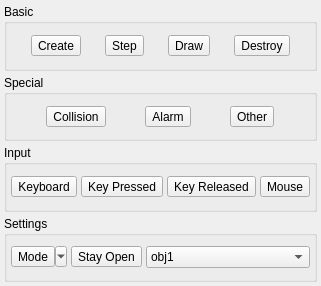
Old version of the form Dialogs/EventDialog.ui in the repository enigma-dev/RadialGM.
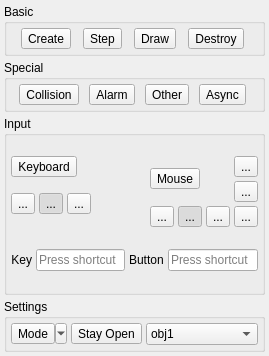
New version of the form. Icons and pictures are not drawn.

Commit message: A bunch of stuff with grids

```diff
--- a/Dialogs/EventDialog.ui
+++ b/Dialogs/EventDialog.ui
@@ -6,8 +6,8 @@
    <rect>
     <x>0</x>
     <y>0</y>
-    <width>194</width>
-    <height>286</height>
+    <width>269</width>
+    <height>356</height>
    </rect>
   </property>
   <property name="sizePolicy">
@@ -72,7 +72,10 @@
       <property name="bottomMargin">
        <number>4</number>
       </property>
-      <property name="spacing">
+      <property name="horizontalSpacing">
+       <number>2</number>
+      </property>
+      <property name="verticalSpacing">
        <number>4</number>
       </property>
       <item row="0" column="0">
@@ -199,7 +202,7 @@
      <property name="flat">
       <bool>true</bool>
      </property>
-     <layout class="QGridLayout" name="gridLayout_2" rowstretch="0" columnstretch="0,0,0">
+     <layout class="QGridLayout" name="gridLayout_2" rowstretch="0" columnstretch="0,0,0,0">
       <property name="sizeConstraint">
        <enum>QLayout::SetDefaultConstraint</enum>
       </property>
@@ -216,7 +219,7 @@
        <number>4</number>
       </property>
       <property name="spacing">
-       <number>4</number>
+       <number>2</number>
       </property>
       <item row="0" column="2">
        <widget class="QToolButton" name="otherButton">
@@ -238,13 +241,13 @@
         </property>
        </widget>
       </item>
-      <item row="0" column="1">
-       <widget class="QToolButton" name="alarmButton">
+      <item row="0" column="3">
+       <widget class="QToolButton" name="toolButton">
         <property name="toolTip">
          <string>Alarm</string>
         </property>
         <property name="text">
-         <string>Alarm</string>
+         <string>Async</string>
         </property>
         <property name="icon">
          <iconset resource="../images.qrc">
@@ -281,6 +284,26 @@
         </property>
        </widget>
       </item>
+      <item row="0" column="1">
+       <widget class="QToolButton" name="alarmButton">
+        <property name="toolTip">
+         <string>Alarm</string>
+        </property>
+        <property name="text">
+         <string>Alarm</string>
+        </property>
+        <property name="icon">
+         <iconset resource="../images.qrc">
+          <normaloff>:/events/alarm.png</normaloff>:/events/alarm.png</iconset>
+        </property>
+        <property name="iconSize">
+         <size>
+          <width>32</width>
+          <height>32</height>
+         </size>
+        </property>
+       </widget>
+      </item>
      </layout>
     </widget>
    </item>
@@ -288,7 +311,7 @@
     <widget class="QGroupBox" name="inputGroup">
      <property name="sizePolicy">
       <sizepolicy hsizetype="Expanding" vsizetype="Preferred">
-       <horstretch>0</horstretch>
+       <horstretch>1</horstretch>
        <verstretch>0</verstretch>
       </sizepolicy>
      </property>
@@ -298,10 +321,7 @@
      <property name="flat">
       <bool>true</bool>
      </property>
-     <layout class="QHBoxLayout" name="horizontalLayout_4">
-      <property name="spacing">
-       <number>4</number>
-      </property>
+     <layout class="QGridLayout" name="gridLayout_4" rowstretch="1,0,0" columnstretch="1,0">
       <property name="leftMargin">
        <number>4</number>
       </property>
@@ -314,85 +334,288 @@
       <property name="bottomMargin">
        <number>4</number>
       </property>
-      <item>
-       <widget class="QToolButton" name="keyboardButton">
-        <property name="toolTip">
-         <string>Keyboard</string>
+      <property name="horizontalSpacing">
+       <number>4</number>
+      </property>
+      <item row="2" column="0" colspan="2">
+       <layout class="QGridLayout" name="gridLayout_5">
+        <property name="leftMargin">
+         <number>0</number>
         </property>
-        <property name="text">
-         <string>Keyboard</string>
+        <property name="topMargin">
+         <number>0</number>
         </property>
-        <property name="icon">
-         <iconset resource="../images.qrc">
-          <normaloff>:/events/keyboard.png</normaloff>:/events/keyboard.png</iconset>
+        <property name="rightMargin">
+         <number>0</number>
         </property>
-        <property name="iconSize">
-         <size>
-          <width>32</width>
-          <height>32</height>
-         </size>
+        <property name="bottomMargin">
+         <number>0</number>
         </property>
-       </widget>
-      </item>
-      <item>
-       <widget class="QToolButton" name="keyDownButton">
-        <property name="toolTip">
-         <string>Key Pressed</string>
+        <property name="spacing">
+         <number>4</number>
         </property>
-        <property name="text">
-         <string>Key Pressed</string>
-        </property>
-        <property name="icon">
-         <iconset resource="../images.qrc">
-          <normaloff>:/events/key-press.png</normaloff>:/events/key-press.png</iconset>
-        </property>
-        <property name="iconSize">
-         <size>
-          <width>32</width>
-          <height>32</height>
-         </size>
-        </property>
-       </widget>
+        <item row="0" column="3">
+         <widget class="QKeySequenceEdit" name="keySequenceEdit_2">
+          <property name="sizePolicy">
+           <sizepolicy hsizetype="Expanding" vsizetype="Fixed">
+            <horstretch>0</horstretch>
+            <verstretch>0</verstretch>
+           </sizepolicy>
+          </property>
+         </widget>
+        </item>
+        <item row="0" column="2">
+         <widget class="QLabel" name="label_2">
+          <property name="sizePolicy">
+           <sizepolicy hsizetype="Expanding" vsizetype="Preferred">
+            <horstretch>1</horstretch>
+            <verstretch>0</verstretch>
+           </sizepolicy>
+          </property>
+          <property name="text">
+           <string>Button</string>
+          </property>
+          <property name="alignment">
+           <set>Qt::AlignJustify|Qt::AlignVCenter</set>
+          </property>
+         </widget>
+        </item>
+        <item row="0" column="0">
+         <widget class="QLabel" name="label">
+          <property name="sizePolicy">
+           <sizepolicy hsizetype="Expanding" vsizetype="Preferred">
+            <horstretch>1</horstretch>
+            <verstretch>0</verstretch>
+           </sizepolicy>
+          </property>
+          <property name="text">
+           <string>Key</string>
+          </property>
+          <property name="alignment">
+           <set>Qt::AlignRight|Qt::AlignTrailing|Qt::AlignVCenter</set>
+          </property>
+         </widget>
+        </item>
+        <item row="0" column="1">
+         <widget class="QKeySequenceEdit" name="keySequenceEdit"/>
+        </item>
+       </layout>
       </item>
-      <item>
-       <widget class="QToolButton" name="keyUpButton">
-        <property name="toolTip">
-         <string>Key Released</string>
+      <item row="0" column="1">
+       <layout class="QGridLayout" name="gridLayout_6">
+        <property name="spacing">
+         <number>4</number>
         </property>
-        <property name="text">
-         <string>Key Released</string>
-        </property>
-        <property name="icon">
-         <iconset resource="../images.qrc">
-          <normaloff>:/events/key-release.png</normaloff>:/events/key-release.png</iconset>
-        </property>
-        <property name="iconSize">
-         <size>
-          <width>32</width>
-          <height>32</height>
-         </size>
-        </property>
-       </widget>
+        <item row="1" column="3">
+         <widget class="QToolButton" name="toolButton_9">
+          <property name="text">
+           <string>...</string>
+          </property>
+          <property name="icon">
+           <iconset resource="../images.qrc">
+            <normaloff>:/actions/right-arrow-red.png</normaloff>:/actions/right-arrow-red.png</iconset>
+          </property>
+          <property name="iconSize">
+           <size>
+            <width>16</width>
+            <height>16</height>
+           </size>
+          </property>
+          <attribute name="buttonGroup">
+           <string notr="true">buttonGroup_3</string>
+          </attribute>
+         </widget>
+        </item>
+        <item row="2" column="3">
+         <widget class="QToolButton" name="toolButton_10">
+          <property name="text">
+           <string>...</string>
+          </property>
+          <property name="icon">
+           <iconset resource="../images.qrc">
+            <normaloff>:/actions/right-arrow-green.png</normaloff>:/actions/right-arrow-green.png</iconset>
+          </property>
+          <property name="iconSize">
+           <size>
+            <width>16</width>
+            <height>16</height>
+           </size>
+          </property>
+          <attribute name="buttonGroup">
+           <string notr="true">buttonGroup_3</string>
+          </attribute>
+         </widget>
+        </item>
+        <item row="0" column="0" rowspan="2" colspan="3">
+         <widget class="QToolButton" name="mouseButton">
+          <property name="toolTip">
+           <string>Mouse</string>
+          </property>
+          <property name="text">
+           <string>Mouse</string>
+          </property>
+          <property name="icon">
+           <iconset resource="../images.qrc">
+            <normaloff>:/events/mouse.png</normaloff>:/events/mouse.png</iconset>
+          </property>
+          <property name="iconSize">
+           <size>
+            <width>32</width>
+            <height>32</height>
+           </size>
+          </property>
+         </widget>
+        </item>
+        <item row="0" column="3">
+         <widget class="QToolButton" name="toolButton_8">
+          <property name="text">
+           <string>...</string>
+          </property>
+          <property name="icon">
+           <iconset resource="../images.qrc">
+            <normaloff>:/actions/world.png</normaloff>:/actions/world.png</iconset>
+          </property>
+          <property name="checkable">
+           <bool>true</bool>
+          </property>
+         </widget>
+        </item>
+        <item row="2" column="2">
+         <widget class="QToolButton" name="toolButton_5">
+          <property name="text">
+           <string>...</string>
+          </property>
+          <property name="icon">
+           <iconset resource="../images.qrc">
+            <normaloff>:/events/key-release.png</normaloff>:/events/key-release.png</iconset>
+          </property>
+          <property name="checkable">
+           <bool>true</bool>
+          </property>
+          <attribute name="buttonGroup">
+           <string notr="true">buttonGroup_2</string>
+          </attribute>
+         </widget>
+        </item>
+        <item row="2" column="1">
+         <widget class="QToolButton" name="toolButton_6">
+          <property name="text">
+           <string>...</string>
+          </property>
+          <property name="icon">
+           <iconset resource="../images.qrc">
+            <normaloff>:/events/other.png</normaloff>:/events/other.png</iconset>
+          </property>
+          <property name="checkable">
+           <bool>true</bool>
+          </property>
+          <property name="checked">
+           <bool>true</bool>
+          </property>
+          <attribute name="buttonGroup">
+           <string notr="true">buttonGroup_2</string>
+          </attribute>
+         </widget>
+        </item>
+        <item row="2" column="0">
+         <widget class="QToolButton" name="toolButton_7">
+          <property name="text">
+           <string>...</string>
+          </property>
+          <property name="icon">
+           <iconset resource="../images.qrc">
+            <normaloff>:/events/key-press.png</normaloff>:/events/key-press.png</iconset>
+          </property>
+          <property name="checkable">
+           <bool>true</bool>
+          </property>
+          <attribute name="buttonGroup">
+           <string notr="true">buttonGroup_2</string>
+          </attribute>
+         </widget>
+        </item>
+       </layout>
       </item>
-      <item>
-       <widget class="QToolButton" name="mouseButton">
-        <property name="toolTip">
-         <string>Mouse</string>
+      <item row="0" column="0">
+       <layout class="QGridLayout" name="gridLayout_7">
+        <property name="spacing">
+         <number>4</number>
         </property>
-        <property name="text">
-         <string>Mouse</string>
-        </property>
-        <property name="icon">
-         <iconset resource="../images.qrc">
-          <normaloff>:/events/mouse.png</normaloff>:/events/mouse.png</iconset>
-        </property>
-        <property name="iconSize">
-         <size>
-          <width>32</width>
-          <height>32</height>
-         </size>
-        </property>
-       </widget>
+        <item row="1" column="2" rowspan="2" colspan="3">
+         <widget class="QToolButton" name="toolButton_4">
+          <property name="text">
+           <string>...</string>
+          </property>
+          <property name="icon">
+           <iconset resource="../images.qrc">
+            <normaloff>:/events/key-release.png</normaloff>:/events/key-release.png</iconset>
+          </property>
+          <property name="checkable">
+           <bool>true</bool>
+          </property>
+          <attribute name="buttonGroup">
+           <string notr="true">buttonGroup</string>
+          </attribute>
+         </widget>
+        </item>
+        <item row="1" column="1" rowspan="2">
+         <widget class="QToolButton" name="toolButton_2">
+          <property name="text">
+           <string>...</string>
+          </property>
+          <property name="icon">
+           <iconset resource="../images.qrc">
+            <normaloff>:/events/other.png</normaloff>:/events/other.png</iconset>
+          </property>
+          <property name="checkable">
+           <bool>true</bool>
+          </property>
+          <property name="checked">
+           <bool>true</bool>
+          </property>
+          <attribute name="buttonGroup">
+           <string notr="true">buttonGroup</string>
+          </attribute>
+         </widget>
+        </item>
+        <item row="1" column="0" rowspan="2">
+         <widget class="QToolButton" name="toolButton_3">
+          <property name="text">
+           <string>...</string>
+          </property>
+          <property name="icon">
+           <iconset resource="../images.qrc">
+            <normaloff>:/events/key-press.png</normaloff>:/events/key-press.png</iconset>
+          </property>
+          <property name="checkable">
+           <bool>true</bool>
+          </property>
+          <attribute name="buttonGroup">
+           <string notr="true">buttonGroup</string>
+          </attribute>
+         </widget>
+        </item>
+        <item row="0" column="0" colspan="5">
+         <widget class="QToolButton" name="keyboardButton">
+          <property name="toolTip">
+           <string>Keyboard</string>
+          </property>
+          <property name="text">
+           <string>Keyboard</string>
+          </property>
+          <property name="icon">
+           <iconset resource="../images.qrc">
+            <normaloff>:/events/keyboard.png</normaloff>:/events/keyboard.png</iconset>
+          </property>
+          <property name="iconSize">
+           <size>
+            <width>32</width>
+            <height>32</height>
+           </size>
+          </property>
+         </widget>
+        </item>
+       </layout>
       </item>
      </layout>
     </widget>
@@ -444,6 +667,12 @@
            <iconset resource="../images.qrc">
             <normaloff>:/actions/add.png</normaloff>:/actions/add.png</iconset>
           </property>
+          <property name="checkable">
+           <bool>false</bool>
+          </property>
+          <property name="checked">
+           <bool>false</bool>
+          </property>
           <property name="popupMode">
            <enum>QToolButton::MenuButtonPopup</enum>
           </property>
```
Left out of the diff: 165 changed lines with no effect on the pictures.
